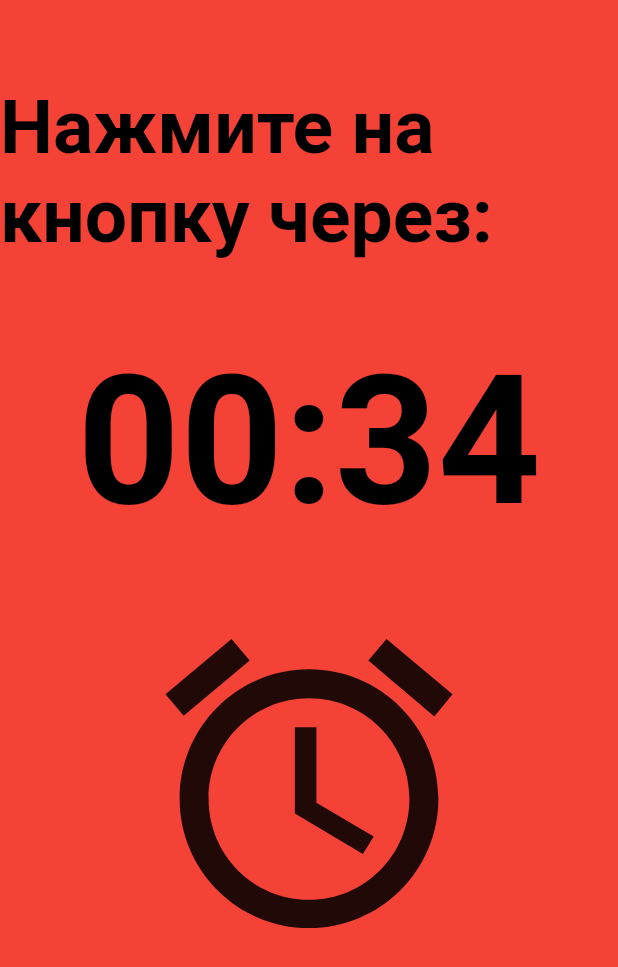
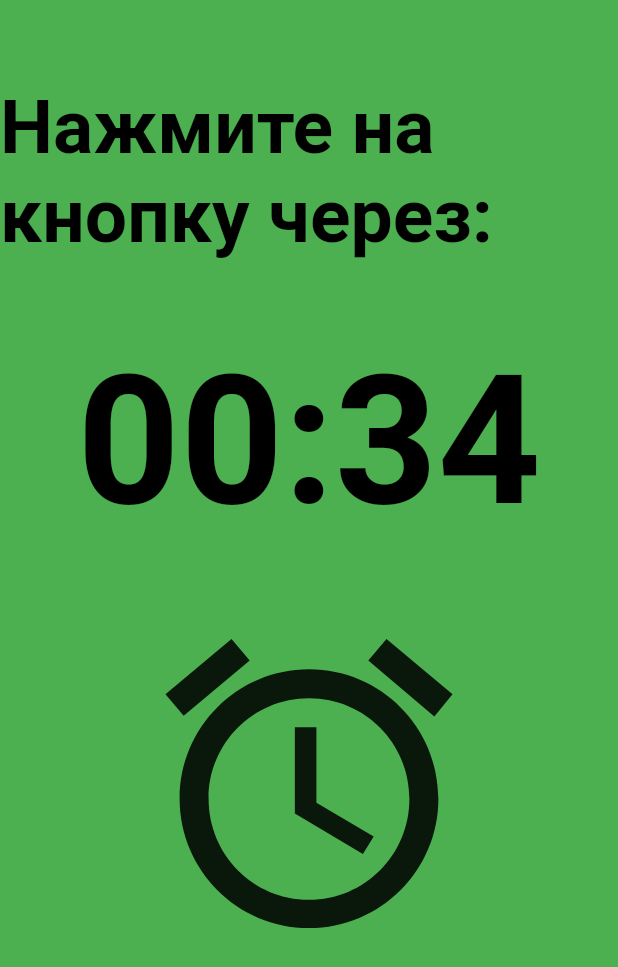
Before and after one commit to AlexKot3112/driverAlarm, a Flutter app: the screen it shows after launch, on a phone screen of 412 x 824 dp. Shown: the top 967 px of the screen. Run offline on Flutter 3.47's test engine with Material 2 defaults, Android fonts, the phone set to English and light mode, and no system bars; our stand-ins replace audioplayers.

Commit message:
bg colors

```diff
--- a/lib/screens/main_screen.dart
+++ b/lib/screens/main_screen.dart
@@ -1,5 +1,6 @@
 import 'package:flutter/material.dart';
-import 'package:random_timer/widgets/timer_widget.dart';
+import 'package:random_timer/widgets/countdown_widget.dart';
+
 
 class MainScreenWidget extends StatelessWidget {
   const MainScreenWidget({super.key});
@@ -11,7 +12,7 @@ class MainScreenWidget extends StatelessWidget {
         elevation: 0,
         centerTitle: true,
       ),
-      body: const TimerWidget(),
+      body: const CountDownWidget(),
     );
   }
 }
--- a/lib/styles/colors.dart
+++ b/lib/styles/colors.dart
@@ -1,4 +1,5 @@
 import 'package:flutter/material.dart';
 
-const MaterialColor mainColor = Colors.red;
+const MaterialColor mainColor = Colors.green;
+const Color alarmColor = Colors.red;
 const Color textColor = Colors.black;
--- a/lib/widgets/countdown_widget.dart
+++ b/lib/widgets/countdown_widget.dart
@@ -2,6 +2,7 @@ import 'dart:async';
 import 'dart:math';
 import 'package:audioplayers/audioplayers.dart';
 import 'package:flutter/material.dart';
+import 'package:random_timer/constants/constants.dart';
 import 'package:random_timer/styles/colors.dart';
 import 'package:random_timer/widgets/button_widget.dart';
 
@@ -76,8 +77,22 @@ class _CountDownWidgetState extends State<CountDownWidget> {
 
     final minutes = strDigits(timerDuration.inMinutes.remainder(60));
     final seconds = strDigits(timerDuration.inSeconds.remainder(60));
-    return Column(
+    return Container(
+      width: double.infinity,
+      color: player.state == PlayerState.playing ? alarmColor : mainColor,
+      child: Column(
         children: [
+          const Text(
+            notice,
+            style: TextStyle(
+              color: textColor,
+              fontSize: 50,
+              fontWeight: FontWeight.bold,
+            ),
+          ),
+          const SizedBox(
+            height: 50,
+          ),
           Text(
             '$minutes:$seconds',
             style: const TextStyle(
@@ -91,6 +106,7 @@ class _CountDownWidgetState extends State<CountDownWidget> {
           ),
           ButtonWidget(onPressed: stopTimer),
         ],
+      ),
     );
   }
 }
--- a/lib/widgets/timer_widget.dart
+++ /dev/null
@@ -1,35 +0,0 @@
-import 'package:flutter/material.dart';
-import 'package:random_timer/constants/constants.dart';
-import 'package:random_timer/styles/colors.dart';
-
-import 'package:random_timer/widgets/countdown_widget.dart';
-
-class TimerWidget extends StatelessWidget {
-  const TimerWidget({super.key});
-
-  @override
-  Widget build(BuildContext context) {
-    return Container(
-      width: double.infinity,
-      color: mainColor,
-      child: Column(
-        children: const [
-          Text(
-            notice,
-            style: TextStyle(
-              color: textColor,
-              fontSize: 50,
-              fontWeight: FontWeight.bold,
-            ),
-          ),
-          SizedBox(
-            height: 50,
-          ),
-          Expanded(
-            child: CountDownWidget(),
-          ),
-        ],
-      ),
-    );
-  }
-}
```
Lines whose indentation alone changed are shown as unchanged.
